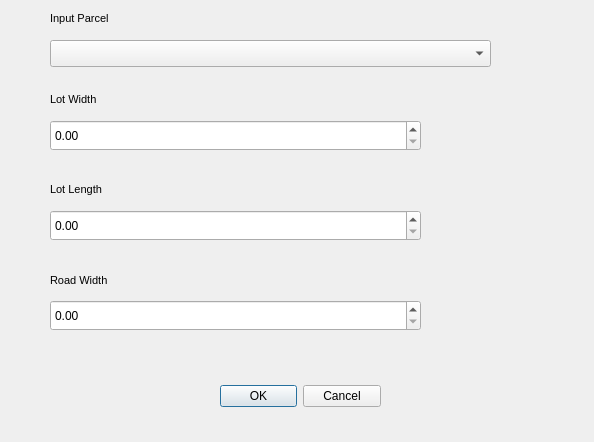
Before: the Qt Designer form subdivision_dialog_base.ui in armani2404/Subdivision, drawn with Qt 5.
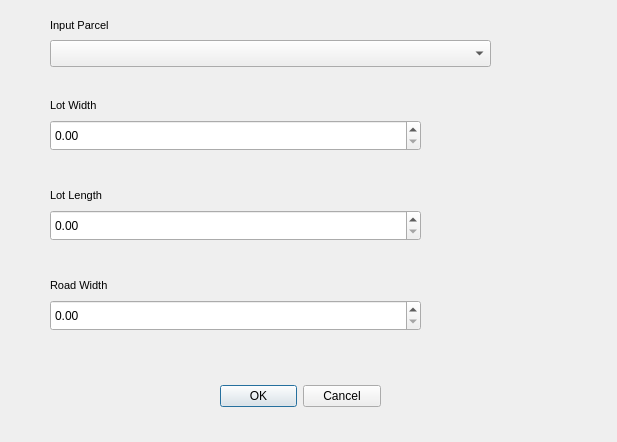
After: the same form once the commit is applied. Custom widgets are drawn as their Qt base class.

```diff
--- a/subdivision_dialog_base.ui
+++ b/subdivision_dialog_base.ui
@@ -6,7 +6,7 @@
    <rect>
     <x>0</x>
     <y>0</y>
-    <width>594</width>
+    <width>617</width>
     <height>442</height>
    </rect>
   </property>
@@ -34,8 +34,8 @@
     <rect>
      <x>50</x>
      <y>10</y>
-     <width>331</width>
-     <height>16</height>
+     <width>431</width>
+     <height>31</height>
     </rect>
    </property>
    <property name="font">
@@ -52,8 +52,8 @@
     <rect>
      <x>50</x>
      <y>90</y>
-     <width>281</width>
-     <height>18</height>
+     <width>351</width>
+     <height>31</height>
     </rect>
    </property>
    <property name="font">
@@ -80,8 +80,8 @@
     <rect>
      <x>50</x>
      <y>180</y>
-     <width>281</width>
-     <height>18</height>
+     <width>351</width>
+     <height>31</height>
     </rect>
    </property>
    <property name="font">
@@ -121,8 +121,8 @@
     <rect>
      <x>50</x>
      <y>270</y>
-     <width>271</width>
-     <height>21</height>
+     <width>361</width>
+     <height>31</height>
     </rect>
    </property>
    <property name="font">
```
